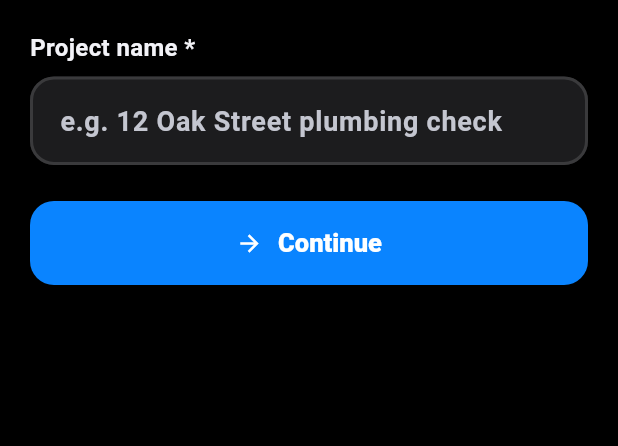
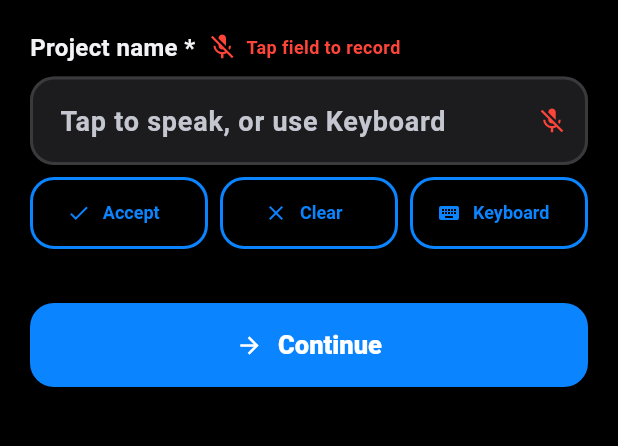
Before and after one commit to MickMickMick73/SpeakEasyReports, a Flutter app: the screen it shows after launch, after a tap on "New job", on a phone screen of 412 x 824 dp, the part 276-722 px from its top. Run offline on Flutter 3.47's test engine with Material 3 defaults, Android fonts, the phone set to English and light mode, and no system bars; our stand-ins replace app_links, flutter_image_compress, image_picker, qr_flutter, share_plus, shared_preferences and 3 more; missing offline and left inert: flutter_email_sender, gal, mobile_scanner, video_compress; network calls fail.

Commit message:
SpeakEasy Reports iOS v3.14emc — Phase 2 fixes
- Fix doubled video transcriptions (record, share, email, push)
- Email compression: progress UI, 120s timeout, video fallback
- Remove Cellular UI from Connections (LAN + Hotspot unchanged)
- Restore report preview scroll; pin delivery actions on deliver/history
- Project name voice input; persistent dictation for text fields
- Light theme job type cards use AppPalette
- Version 3.14emc

```diff
--- a/mobile/lib/screens/inspect_screen.dart
+++ b/mobile/lib/screens/inspect_screen.dart
@@ -169,7 +169,7 @@ class _InspectScreenState extends State<InspectScreen> {
     final trailing = await _speech.stop(keepPartial: true);
     final video = await _camera!.stopVideoRecording();
     final s = widget.state.activeSession!;
-    final transcript = [..._segments, _liveTranscript, trailing]
+    final transcript = [..._segments, trailing]
         .where((part) => part.trim().isNotEmpty)
         .join(' ')
         .trim();
--- a/mobile/lib/screens/project_name_screen.dart
+++ b/mobile/lib/screens/project_name_screen.dart
@@ -1,7 +1,10 @@
 import 'package:flutter/material.dart';
+import 'package:flutter/scheduler.dart';
 
+import '../services/speech_service.dart';
 import '../theme/app_theme.dart';
 import '../widgets/primary_button.dart';
+import '../widgets/voice_input_field.dart';
 
 class ProjectNameScreen extends StatefulWidget {
   const ProjectNameScreen({super.key, required this.onContinue});
@@ -13,10 +16,23 @@ class ProjectNameScreen extends StatefulWidget {
 }
 
 class _ProjectNameScreenState extends State<ProjectNameScreen> {
+  final _speech = SpeechService();
   final _controller = TextEditingController();
 
   @override
+  void initState() {
+    super.initState();
+    _speech.initialize().then((_) {
+      if (!mounted) return;
+      SchedulerBinding.instance.addPostFrameCallback((_) {
+        if (mounted) setState(() {});
+      });
+    });
+  }
+
+  @override
   void dispose() {
+    _speech.stop();
     _controller.dispose();
     super.dispose();
   }
@@ -34,30 +50,28 @@ class _ProjectNameScreenState extends State<ProjectNameScreen> {
 
   @override
   Widget build(BuildContext context) {
+    final p = AppPalette.of(context);
     return Scaffold(
       appBar: AppBar(title: const Text('New project')),
       body: ListView(
         padding: const EdgeInsets.all(20),
         children: [
-          const Text(
+          Text(
             'Name this inspection project',
-            style: TextStyle(fontSize: 22, fontWeight: FontWeight.w800),
+            style: TextStyle(fontSize: 22, fontWeight: FontWeight.w800, color: p.text),
           ),
           const SizedBox(height: 8),
-          const Text(
+          Text(
             'Photos and videos are saved to a SpeakEasyReports album on your iPhone, grouped under this project name.',
-            style: TextStyle(color: AppColors.textMuted),
+            style: TextStyle(color: p.textMuted),
           ),
           const SizedBox(height: 20),
-          const Text('Project name *', style: TextStyle(fontWeight: FontWeight.w700)),
-          const SizedBox(height: 8),
-          TextField(
+          VoiceInputField(
+            label: 'Project name *',
             controller: _controller,
-            textCapitalization: TextCapitalization.sentences,
-            decoration: const InputDecoration(
-              hintText: 'e.g. 12 Oak Street plumbing check',
-            ),
-            onSubmitted: (_) => _continue(),
+            speech: _speech,
+            active: true,
+            onFocus: () {},
           ),
           const SizedBox(height: 24),
           PrimaryButton(label: 'Continue', icon: Icons.arrow_forward, onPressed: _continue),
--- a/mobile/lib/screens/settings_screen.dart
+++ b/mobile/lib/screens/settings_screen.dart
@@ -87,7 +87,7 @@ class _SettingsScreenState extends State<SettingsScreen> {
       body: ListView(
         padding: const EdgeInsets.all(20),
         children: [
-          Text('SpeakEasy Reports v1.2', style: TextStyle(fontWeight: FontWeight.w700, color: p.text)),
+          Text('SpeakEasy Reports v3.14emc', style: TextStyle(fontWeight: FontWeight.w700, color: p.text)),
           Text('App Store edition', style: TextStyle(color: p.textMuted)),
           const SizedBox(height: 6),
           Text('© 2026 SpeakEasy Reports', style: TextStyle(color: p.textMuted, fontSize: 12)),
--- a/mobile/lib/services/speech_service.dart
+++ b/mobile/lib/services/speech_service.dart
@@ -6,6 +6,7 @@ class SpeechService {
   bool _ready = false;
   int _listenGeneration = 0;
   bool _continuous = false;
+  bool _persistent = false;
   String _lastPartial = '';
   void Function(String text, bool isFinal)? _onResult;
 
@@ -22,10 +23,11 @@ class SpeechService {
   String get lastPartial => _lastPartial;
 
   void _handleStatus(String status) {
-    if (!_continuous || !_ready) return;
+    if (!_ready) return;
+    if (!_continuous && !_persistent) return;
     if (status == 'done' || status == 'notListening') {
       Future.delayed(const Duration(milliseconds: 250), () {
-        if (_continuous && !_speech.isListening) {
+        if ((_continuous || _persistent) && !_speech.isListening) {
           _startSession();
         }
       });
@@ -36,9 +38,11 @@ class SpeechService {
     required void Function(String text, bool isFinal) onResult,
     String localeId = 'en_AU',
     bool continuous = false,
+    bool persistent = false,
   }) async {
     _onResult = onResult;
     _continuous = continuous;
+    _persistent = persistent;
     _lastPartial = '';
     if (!_ready) {
       _ready = await initialize();
@@ -56,6 +60,10 @@ class SpeechService {
     if (!_ready || _onResult == null) return;
 
     final generation = ++_listenGeneration;
+    final pauseFor = (_continuous || _persistent)
+        ? const Duration(seconds: 12)
+        : const Duration(seconds: 4);
+
     await _speech.listen(
       onResult: (SpeechRecognitionResult result) {
         if (generation != _listenGeneration) return;
@@ -68,7 +76,7 @@ class SpeechService {
         _onResult?.call(text, result.finalResult);
       },
       listenFor: const Duration(minutes: 30),
-      pauseFor: const Duration(seconds: 4),
+      pauseFor: pauseFor,
       listenOptions: stt.SpeechListenOptions(
         localeId: localeId,
         listenMode: stt.ListenMode.dictation,
@@ -80,6 +88,7 @@ class SpeechService {
 
   Future<String> stop({bool keepPartial = false}) async {
     _continuous = false;
+    _persistent = false;
     _listenGeneration++;
     final partial = _lastPartial.trim();
     if (_speech.isListening) {
--- a/mobile/lib/services/sync_service.dart
+++ b/mobile/lib/services/sync_service.dart
@@ -110,7 +110,7 @@ class SyncService {
       'technicianName': settings.inspectorName,
       'deviceId': 'flutter',
       'deviceModel': 'SpeakEasy Flutter',
-      'appVersion': '1.2.0',
+      'appVersion': '3.14emc',
       'startedAt': session.startedAt.toIso8601String(),
       'endedAt': session.endedAt?.toIso8601String(),
       'issues': [],
@@ -123,7 +123,9 @@ class SyncService {
                 'contentHash': m.contentHash,
                 'createdAt': session.startedAt.toIso8601String(),
                 'transcript': m.transcript,
-                'transcriptSegments': m.transcriptSegments.map((s) => s.toJson()).toList(),
+                'transcriptSegments': m.transcript.trim().isNotEmpty
+                    ? <Map<String, dynamic>>[]
+                    : m.transcriptSegments.map((s) => s.toJson()).toList(),
                 'recordingStartedAt': m.recordingStartedAt,
                 'recordingEndedAt': m.recordingEndedAt,
               })
--- a/mobile/lib/widgets/voice_input_field.dart
+++ b/mobile/lib/widgets/voice_input_field.dart
@@ -98,6 +98,7 @@ class _VoiceInputFieldState extends State<VoiceInputField> with SingleTickerProv
       _starting = false;
     });
     await widget.speech.startListening(
+      persistent: true,
       onResult: (text, isFinal) {
         if (!_epochValid(epoch)) return;
         final value = _normalize(text);
--- a/mobile/pubspec.yaml
+++ b/mobile/pubspec.yaml
@@ -1,7 +1,7 @@
 name: speakeasy_reports
 description: SpeakEasy Reports — field inspections with voice, video, and PC sync.
 publish_to: 'none'
-version: 1.2.0+4
+version: 3.14.0+14
 
 environment:
   sdk: ^3.12.1
```
Also changed, not shown: mobile/lib/screens/connections_screen.dart (+0 -51 lines), mobile/lib/screens/deliver_screen.dart (+28 -4 lines), mobile/lib/screens/new_inspection_screen.dart (+7 -3 lines), mobile/lib/screens/session_detail_screen.dart (+28 -4 lines), mobile/lib/services/email_compress_service.dart (+51 -7 lines), mobile/lib/services/report_builder.dart (+7 -2 lines), mobile/lib/services/report_share_service.dart (+76 -13 lines), mobile/lib/widgets/report_preview_widget.dart (+9 -1 lines), 1 other file.
